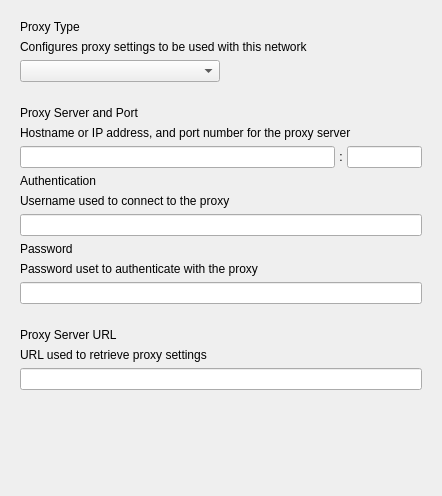
This is FWAdminLib/Configurator/GlobalHttpForm.ui in fw-dev/translations as Qt 5 draws it before an edit. The edited form follows.
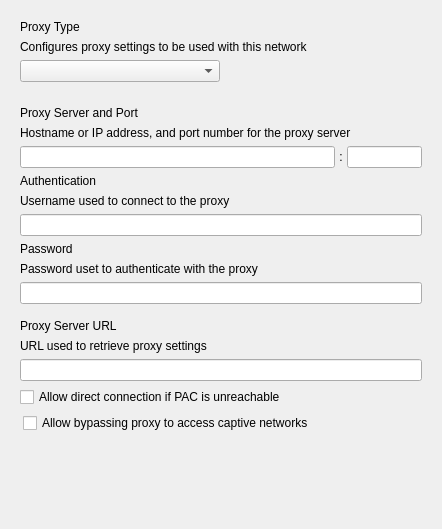
This is the edited form.

Patch:
```diff
--- a/FWAdminLib/Configurator/GlobalHttpForm.ui
+++ b/FWAdminLib/Configurator/GlobalHttpForm.ui
@@ -7,7 +7,7 @@
     <x>0</x>
     <y>0</y>
     <width>442</width>
-    <height>496</height>
+    <height>529</height>
    </rect>
   </property>
   <property name="maximumSize">
@@ -53,6 +53,9 @@
    <item>
     <widget class="QWidget" name="widgetManual" native="true">
      <layout class="QVBoxLayout" name="verticalLayout_2">
+      <property name="bottomMargin">
+       <number>0</number>
+      </property>
       <item>
        <widget class="QLabel" name="lautoProxyURL_4">
         <property name="text">
@@ -159,6 +162,9 @@
    <item>
     <widget class="QWidget" name="widgetAutomatic" native="true">
      <layout class="QVBoxLayout" name="verticalLayout">
+      <property name="bottomMargin">
+       <number>0</number>
+      </property>
       <item>
        <widget class="QLabel" name="lautoProxyURL">
         <property name="text">
@@ -176,9 +182,33 @@
       <item>
        <widget class="QLineEdit" name="editAutoUrl"/>
       </item>
+      <item>
+       <widget class="QCheckBox" name="checkAllowPACFallback">
+        <property name="text">
+         <string>Allow direct connection if PAC is unreachable</string>
+        </property>
+       </widget>
+      </item>
      </layout>
     </widget>
    </item>
+   <item>
+    <layout class="QHBoxLayout" name="horizontalLayout_2">
+     <property name="leftMargin">
+      <number>12</number>
+     </property>
+     <property name="rightMargin">
+      <number>12</number>
+     </property>
+     <item>
+      <widget class="QCheckBox" name="checkAllowCaptiveLogin">
+       <property name="text">
+        <string>Allow bypassing proxy to access captive networks</string>
+       </property>
+      </widget>
+     </item>
+    </layout>
+   </item>
    <item>
     <spacer name="verticalSpacer">
      <property name="orientation">
```
